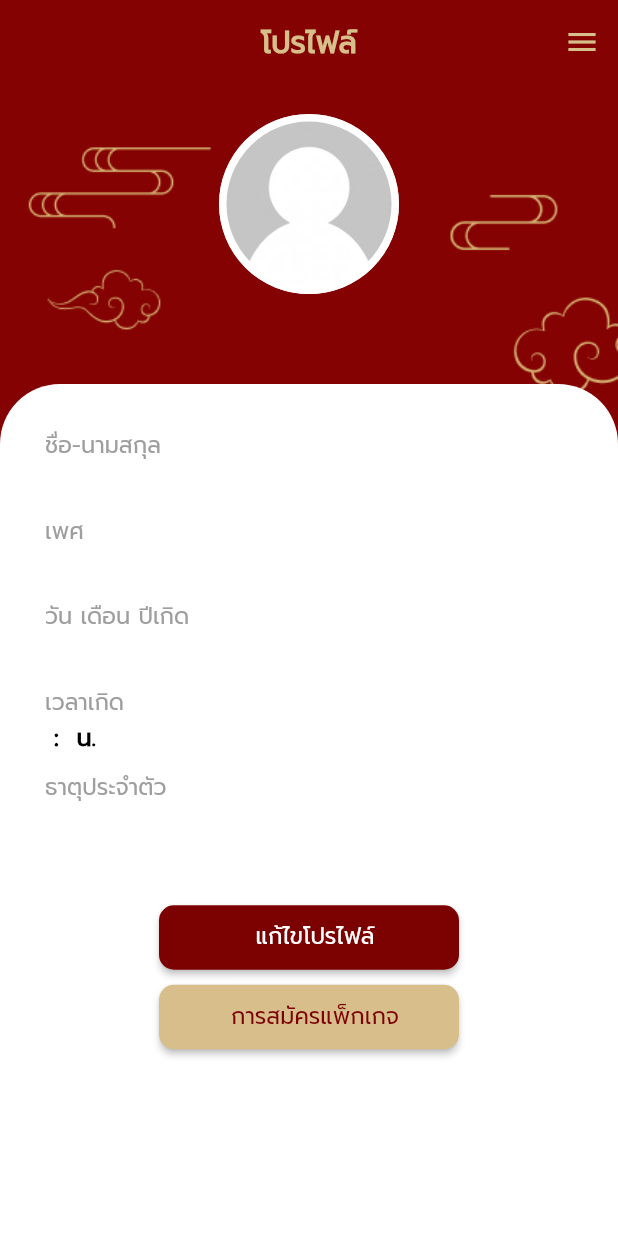
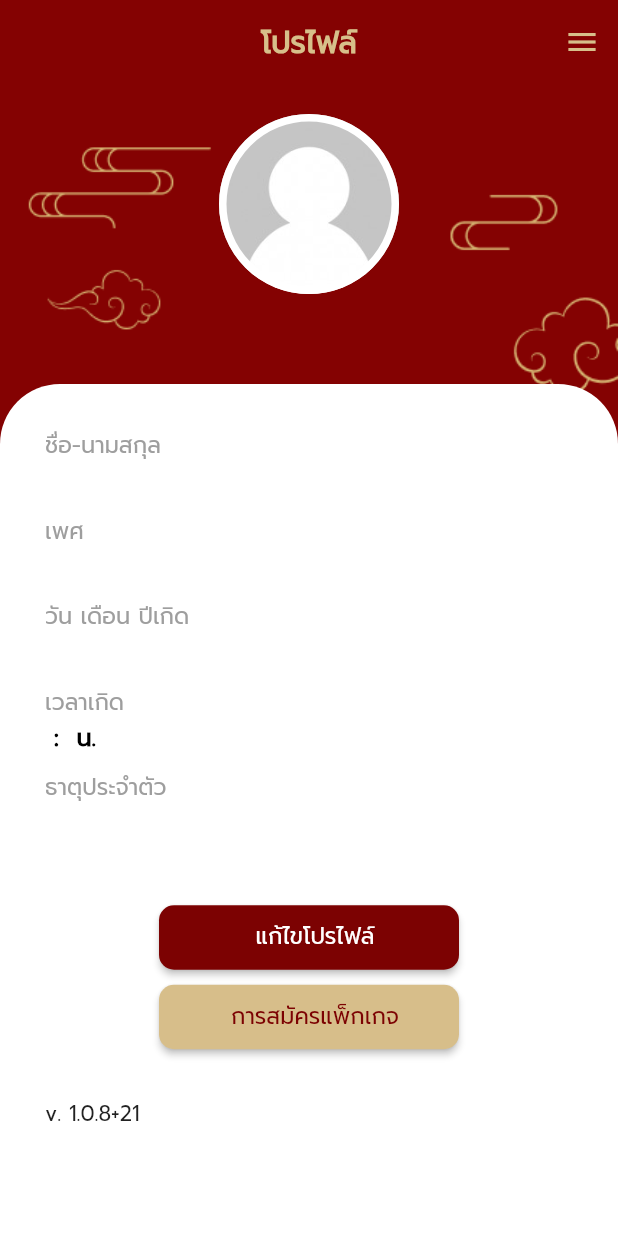
Before and after one commit to adayofzeptember/wanheng_app, a Flutter app: the PageProfile screen opened directly, on a phone screen of 412 x 824 dp. Run offline on Flutter 3.47's test engine with Material 2 defaults, Android fonts, the phone set to English and light mode, and no system bars; our stand-ins replace bloc, camera, convex_bottom_bar, dio, dropdown_button2, equatable and 14 more; missing offline and left inert: flutter_facebook_auth, lat_compass, purchases_flutter; accounts and stored records are empty.

Commit message:
ไม่มีไรมาก

```diff
--- a/lib/screens/profile/page_profile.dart
+++ b/lib/screens/profile/page_profile.dart
@@ -190,8 +190,10 @@ class PageProfile extends StatelessWidget {
                             ),
                           ),
                           const SizedBox(height: 5),
+
                           Center(
                             child: SizedBox(
+
                               width: 200,
                               child: Btn(
                                 title: (state.premium) ? 'การชำระเงิน' : "การสมัครแพ็กเกจ",
@@ -202,6 +204,8 @@ class PageProfile extends StatelessWidget {
                             ),
                           ),
                           const SizedBox(height: 30),
+
+                          Text('v. 1.0.8+21')
                         ],
                       ),
                     ),
--- a/pubspec.yaml
+++ b/pubspec.yaml
@@ -3,7 +3,7 @@ description: A new Flutter project.
 
 publish_to: 'none'
 
-version: 1.0.8+20
+version: 1.0.8+21
 
 environment:
   sdk: '>=3.0.0 <4.0.0'
```
